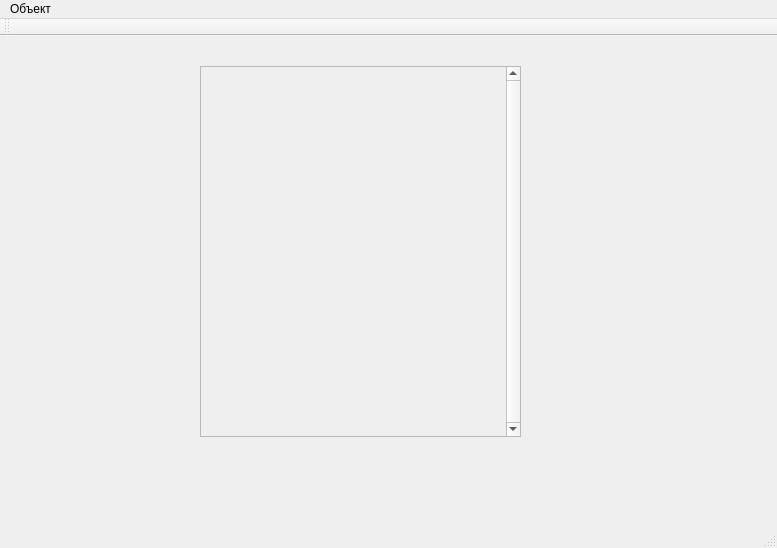
Above: CellularAutomat/Forms/ObjectsEditor/ObjectsEditor.ui from GeorgyGogol/work_Cellular_Automat_2 before the change. Below: the same form after it.
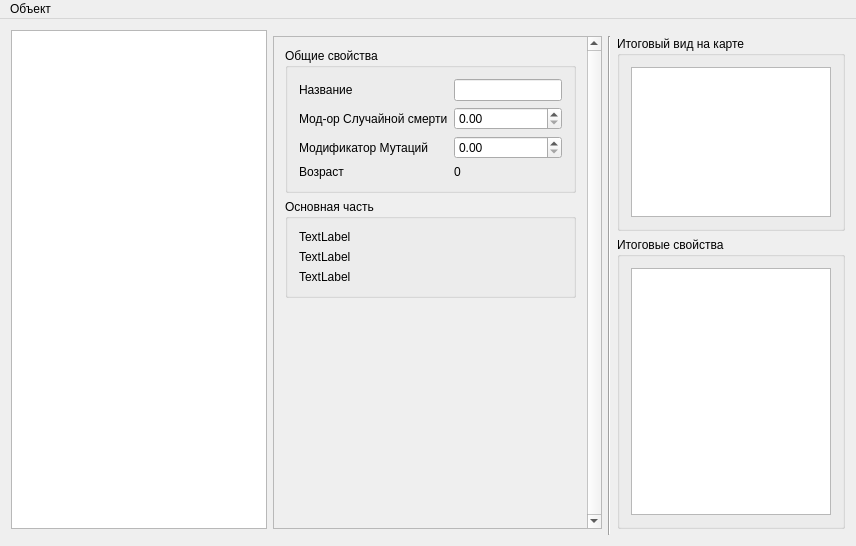
That is the form after the change.

Commit message:
Проработка GUI редактора карт и объектов
+ Файл с информацией о редакторе карт
+ Обновление GUI

Diff of the .ui file:
```diff
--- a/CellularAutomat/Forms/ObjectsEditor/ObjectsEditor.ui
+++ b/CellularAutomat/Forms/ObjectsEditor/ObjectsEditor.ui
@@ -6,47 +6,222 @@
    <rect>
     <x>0</x>
     <y>0</y>
-    <width>777</width>
-    <height>548</height>
+    <width>856</width>
+    <height>546</height>
    </rect>
   </property>
   <property name="windowTitle">
    <string>ObjectsEditor</string>
   </property>
   <widget class="QWidget" name="centralWidget">
-   <widget class="QScrollArea" name="scrollArea">
-    <property name="geometry">
-     <rect>
-      <x>200</x>
-      <y>30</y>
-      <width>321</width>
-      <height>371</height>
-     </rect>
-    </property>
-    <property name="verticalScrollBarPolicy">
-     <enum>Qt::ScrollBarAlwaysOn</enum>
-    </property>
-    <property name="widgetResizable">
-     <bool>true</bool>
-    </property>
-    <widget class="QWidget" name="scrollAreaWidgetContents">
-     <property name="geometry">
-      <rect>
-       <x>0</x>
-       <y>0</y>
-       <width>302</width>
-       <height>369</height>
-      </rect>
-     </property>
-    </widget>
-   </widget>
+   <layout class="QGridLayout" name="gridLayout">
+    <item row="1" column="1" rowspan="2">
+     <widget class="QScrollArea" name="sa_Properties">
+      <property name="verticalScrollBarPolicy">
+       <enum>Qt::ScrollBarAlwaysOn</enum>
+      </property>
+      <property name="horizontalScrollBarPolicy">
+       <enum>Qt::ScrollBarAlwaysOff</enum>
+      </property>
+      <property name="widgetResizable">
+       <bool>true</bool>
+      </property>
+      <widget class="QWidget" name="scrollAreaWidgetContents">
+       <property name="geometry">
+        <rect>
+         <x>0</x>
+         <y>0</y>
+         <width>279</width>
+         <height>499</height>
+        </rect>
+       </property>
+       <layout class="QVBoxLayout" name="verticalLayout_3">
+        <item>
+         <widget class="QGroupBox" name="gb_GeneralProps">
+          <property name="sizePolicy">
+           <sizepolicy hsizetype="Preferred" vsizetype="Maximum">
+            <horstretch>0</horstretch>
+            <verstretch>0</verstretch>
+           </sizepolicy>
+          </property>
+          <property name="title">
+           <string>Общие свойства</string>
+          </property>
+          <layout class="QFormLayout" name="formLayout">
+           <item row="1" column="0">
+            <widget class="QLabel" name="label">
+             <property name="text">
+              <string>Мод-ор Случайной смерти</string>
+             </property>
+            </widget>
+           </item>
+           <item row="1" column="1">
+            <widget class="QDoubleSpinBox" name="doubleSpinBox"/>
+           </item>
+           <item row="2" column="0">
+            <widget class="QLabel" name="label_2">
+             <property name="text">
+              <string>Модификатор Мутаций</string>
+             </property>
+            </widget>
+           </item>
+           <item row="3" column="0">
+            <widget class="QLabel" name="label_3">
+             <property name="text">
+              <string>Возраст</string>
+             </property>
+            </widget>
+           </item>
+           <item row="3" column="1">
+            <widget class="QLabel" name="label_4">
+             <property name="text">
+              <string>0</string>
+             </property>
+            </widget>
+           </item>
+           <item row="2" column="1">
+            <widget class="QDoubleSpinBox" name="doubleSpinBox_2"/>
+           </item>
+           <item row="0" column="1">
+            <widget class="QLineEdit" name="lineEdit"/>
+           </item>
+           <item row="0" column="0">
+            <widget class="QLabel" name="label_5">
+             <property name="text">
+              <string>Название</string>
+             </property>
+            </widget>
+           </item>
+          </layout>
+         </widget>
+        </item>
+        <item>
+         <widget class="QGroupBox" name="gb_MainBody">
+          <property name="title">
+           <string>Основная часть</string>
+          </property>
+          <layout class="QVBoxLayout" name="verticalLayout_4">
+           <item>
+            <widget class="QLabel" name="label_6">
+             <property name="text">
+              <string>TextLabel</string>
+             </property>
+            </widget>
+           </item>
+           <item>
+            <widget class="QLabel" name="label_7">
+             <property name="text">
+              <string>TextLabel</string>
+             </property>
+            </widget>
+           </item>
+           <item>
+            <widget class="QLabel" name="label_8">
+             <property name="text">
+              <string>TextLabel</string>
+             </property>
+            </widget>
+           </item>
+          </layout>
+         </widget>
+        </item>
+        <item>
+         <spacer name="verticalSpacer">
+          <property name="orientation">
+           <enum>Qt::Vertical</enum>
+          </property>
+          <property name="sizeHint" stdset="0">
+           <size>
+            <width>20</width>
+            <height>40</height>
+           </size>
+          </property>
+         </spacer>
+        </item>
+       </layout>
+      </widget>
+     </widget>
+    </item>
+    <item row="1" column="2" rowspan="3">
+     <widget class="Line" name="line">
+      <property name="orientation">
+       <enum>Qt::Vertical</enum>
+      </property>
+     </widget>
+    </item>
+    <item row="2" column="3">
+     <widget class="QGroupBox" name="gb_FinallProperties">
+      <property name="sizePolicy">
+       <sizepolicy hsizetype="Maximum" vsizetype="Minimum">
+        <horstretch>0</horstretch>
+        <verstretch>0</verstretch>
+       </sizepolicy>
+      </property>
+      <property name="title">
+       <string>Итоговые свойства</string>
+      </property>
+      <layout class="QVBoxLayout" name="verticalLayout">
+       <item>
+        <widget class="QListView" name="FinalPropsView">
+         <property name="minimumSize">
+          <size>
+           <width>200</width>
+           <height>0</height>
+          </size>
+         </property>
+         <property name="maximumSize">
+          <size>
+           <width>200</width>
+           <height>16777215</height>
+          </size>
+         </property>
+        </widget>
+       </item>
+      </layout>
+     </widget>
+    </item>
+    <item row="0" column="0" rowspan="3">
+     <widget class="QGraphicsView" name="gv_DNA_View"/>
+    </item>
+    <item row="1" column="3">
+     <widget class="QGroupBox" name="gb_CellView">
+      <property name="sizePolicy">
+       <sizepolicy hsizetype="Maximum" vsizetype="Maximum">
+        <horstretch>0</horstretch>
+        <verstretch>0</verstretch>
+       </sizepolicy>
+      </property>
+      <property name="title">
+       <string>Итоговый вид на карте</string>
+      </property>
+      <layout class="QVBoxLayout" name="verticalLayout_2">
+       <item>
+        <widget class="QGraphicsView" name="gv_CellView">
+         <property name="minimumSize">
+          <size>
+           <width>200</width>
+           <height>150</height>
+          </size>
+         </property>
+         <property name="maximumSize">
+          <size>
+           <width>200</width>
+           <height>150</height>
+          </size>
+         </property>
+        </widget>
+       </item>
+      </layout>
+     </widget>
+    </item>
+   </layout>
   </widget>
   <widget class="QMenuBar" name="menuBar">
    <property name="geometry">
     <rect>
      <x>0</x>
      <y>0</y>
-     <width>777</width>
+     <width>856</width>
      <height>21</height>
     </rect>
    </property>
@@ -62,16 +237,7 @@
    </widget>
    <addaction name="menu"/>
   </widget>
-  <widget class="QToolBar" name="mainToolBar">
-   <attribute name="toolBarArea">
-    <enum>TopToolBarArea</enum>
-   </attribute>
-   <attribute name="toolBarBreak">
-    <bool>false</bool>
-   </attribute>
-  </widget>
-  <widget class="QStatusBar" name="statusBar"/>
-  <action name="action">
+  <action name="action_newObject">
    <property name="text">
     <string>Новый</string>
    </property>
```
Left out of the diff: 36 changed lines with no effect on the pictures. The commit also changes 3 other files.
